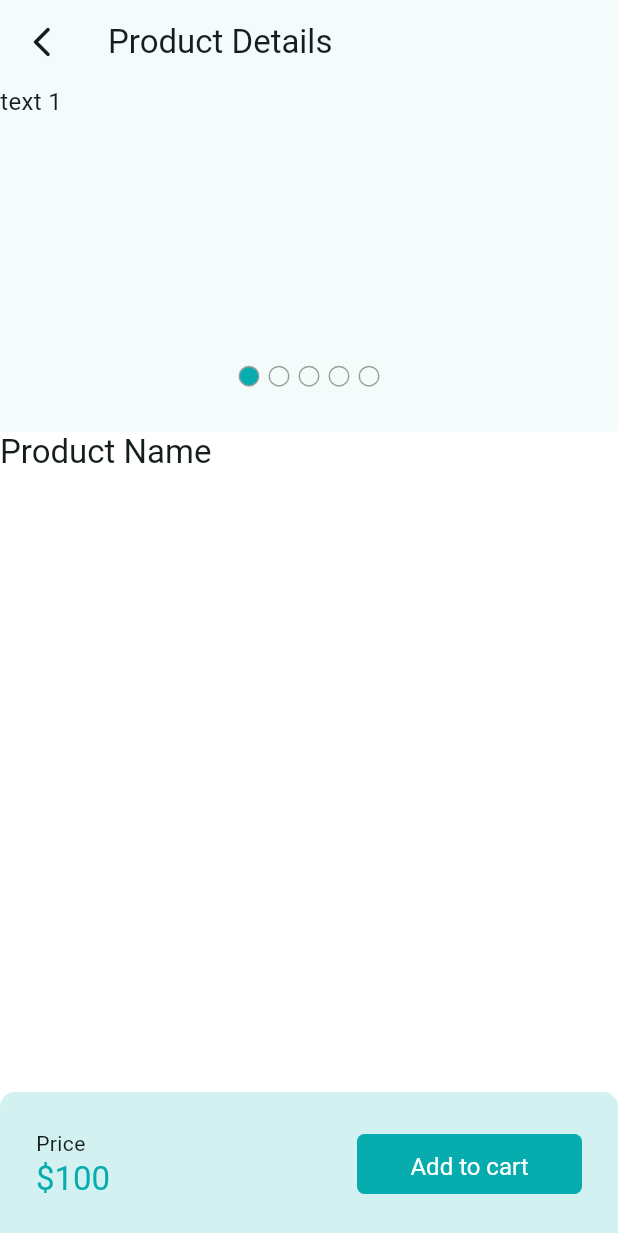
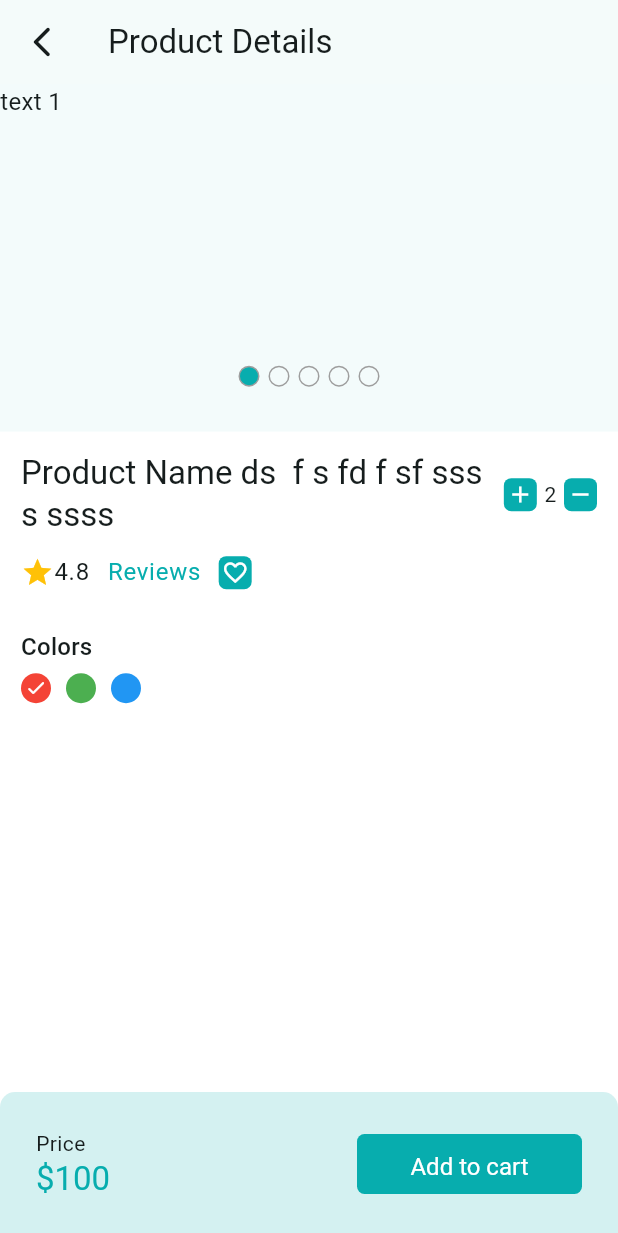
Before and after one commit to rahimuj570/Flutter_Ecommerce, a Flutter app: the ProductDetailsScreen screen opened directly, on a phone screen of 412 x 824 dp. Shown: the top 1233 px of the screen. Run offline on Flutter 3.47's test engine with Material 3 defaults, Android fonts, the phone set to English and light mode, and no system bars; drawn by our look-alikes of carousel_slider; our stand-ins replace firebase_core, firebase_crashlytics, flutter_svg, pinput, shared_preferences; accounts and stored records are empty; generated files the repository leaves out were written again.

Commit message:
color_picker added in product details screen

```diff
--- a/lib/features/products/presentations/screens/product_details_screen.dart
+++ b/lib/features/products/presentations/screens/product_details_screen.dart
@@ -1,5 +1,9 @@
 import 'package:flutter/material.dart';
+import 'package:flutter_ecommerce/app/app_colors.dart';
+import 'package:flutter_ecommerce/app/app_units.dart';
 import 'package:flutter_ecommerce/features/commons/presentations/widgets/bottom_static_section_widget.dart';
+import 'package:flutter_ecommerce/features/commons/presentations/widgets/increment_decrement_button_widget.dart';
+import 'package:flutter_ecommerce/features/products/presentations/widgets/color_picker_widget.dart';
 import 'package:flutter_ecommerce/features/products/presentations/widgets/product_details_carousel_widget.dart';
 
 class ProductDetailsScreen extends StatefulWidget {
@@ -31,10 +35,59 @@ class _ProductDetailsScreenState extends State<ProductDetailsScreen> {
               child: Column(
                 children: [
                   ProductDetailsCarouselWidget(),
-                  Row(
-                    children: [
-                      Text('Product Name', style: textTheme.titleLarge),
-                    ],
+                  Padding(
+                    padding: EdgeInsets.all(AppUnits.headlineSeparateHeight),
+                    child: Column(
+                      crossAxisAlignment: CrossAxisAlignment.start,
+                      children: [
+                        Row(
+                          children: [
+                            Expanded(
+                              child: Text(
+                                'Product Name ds  f s fd f sf sss s ssss',
+                                style: textTheme.titleLarge,
+                              ),
+                            ),
+                            IncrementDecrementButton(
+                              addOnTap: () {},
+                              removeOnTap: () {},
+                            ),
+                          ],
+                        ),
+                        Row(
+                          children: [
+                            Icon(Icons.star, size: 22, color: Colors.amber),
+                            Text('4.8', style: textTheme.bodyLarge),
+                            TextButton(
+                              onPressed: () {},
+                              child: Text(
+                                'Reviews',
+                                style: textTheme.bodyLarge!.copyWith(
+                                  color: AppColors.themeColor,
+                                ),
+                              ),
+                            ),
+                            GestureDetector(
+                              onTap: () {},
+                              child: Container(
+                                padding: EdgeInsets.all(2),
+                                decoration: BoxDecoration(
+                                  borderRadius: BorderRadius.circular(5),
+                                  color: AppColors.themeColor,
+                                ),
+                                child: Icon(
+                                  Icons.favorite_outline,
+                                  size: 18,
+                                  color: Colors.white,
+                                ),
+                              ),
+                            ),
+                          ],
+                        ),
+                        SizedBox(height: AppUnits.headlineSeparateHeight),
+                        ColorPickerWidget(),
+                      ],
+                    ),
                   ),
                 ],
               ),
--- /dev/null
+++ b/lib/features/products/presentations/widgets/color_picker_widget.dart
@@ -0,0 +1,66 @@
+import 'package:flutter/material.dart';
+
+class ColorPickerWidget extends StatefulWidget {
+  const ColorPickerWidget({super.key});
+
+  @override
+  State<ColorPickerWidget> createState() => _ColorPickerWidgetState();
+}
+
+List<String> _colors = [
+  'Red',
+  'green',
+  'blue',
+].map((e) => e.toLowerCase()).toList();
+String _seletedColor = _colors[0];
+MaterialColor getColor(String s) {
+  switch (s) {
+    case 'red':
+      return Colors.red;
+    case 'green':
+      return Colors.green;
+    case 'orange':
+      return Colors.orange;
+    case 'blue':
+      return Colors.blue;
+    default:
+      return Colors.grey;
+  }
+}
+
+class _ColorPickerWidgetState extends State<ColorPickerWidget> {
+  @override
+  Widget build(BuildContext context) {
+    return Column(
+      crossAxisAlignment: CrossAxisAlignment.start,
+      children: [
+        Text('Colors', style: TextTheme.of(context).titleMedium),
+        SizedBox(height: 5),
+        Row(
+          children: [
+            for (String c in _colors)
+              GestureDetector(
+                onTap: () {
+                  _seletedColor = c;
+                  setState(() {});
+                },
+                child: Container(
+                  margin: EdgeInsets.only(right: 10),
+                  height: 20,
+                  width: 20,
+                  decoration: BoxDecoration(
+                    color: getColor(c),
+                    // color: ,
+                    shape: BoxShape.circle,
+                  ),
+                  child: c == _seletedColor
+                      ? Icon(Icons.check_rounded, color: Colors.white, size: 15)
+                      : null,
+                ),
+              ),
+          ],
+        ),
+      ],
+    );
+  }
+}
--- a/lib/features/products/presentations/widgets/product_details_carousel_widget.dart
+++ b/lib/features/products/presentations/widgets/product_details_carousel_widget.dart
@@ -1,7 +1,6 @@
 import 'package:carousel_slider/carousel_slider.dart';
 import 'package:flutter/material.dart';
 import 'package:flutter_ecommerce/app/app_colors.dart';
-import 'package:flutter_ecommerce/app/app_units.dart';
 
 class ProductDetailsCarouselWidget extends StatefulWidget {
   const ProductDetailsCarouselWidget({super.key});
```
